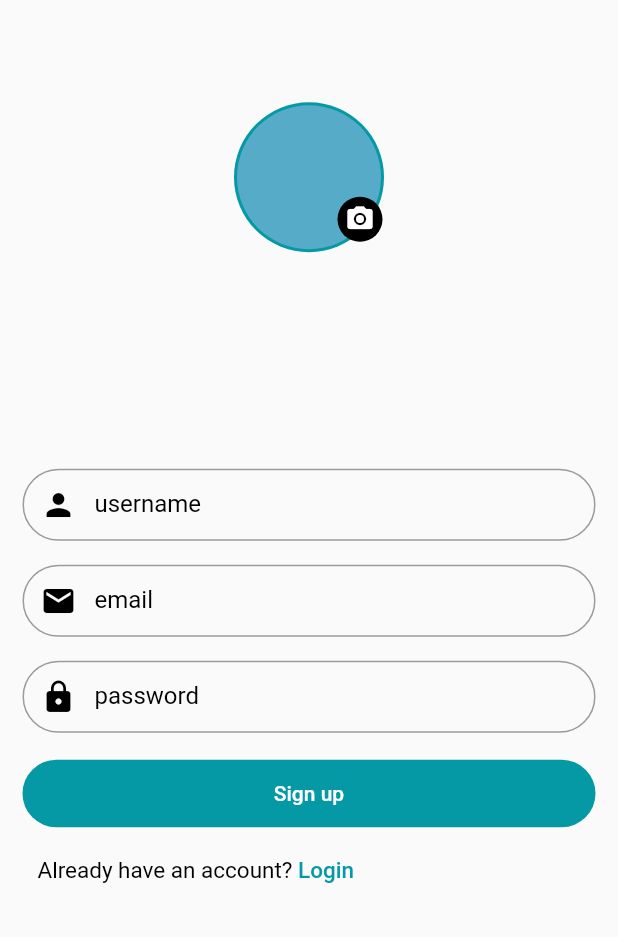
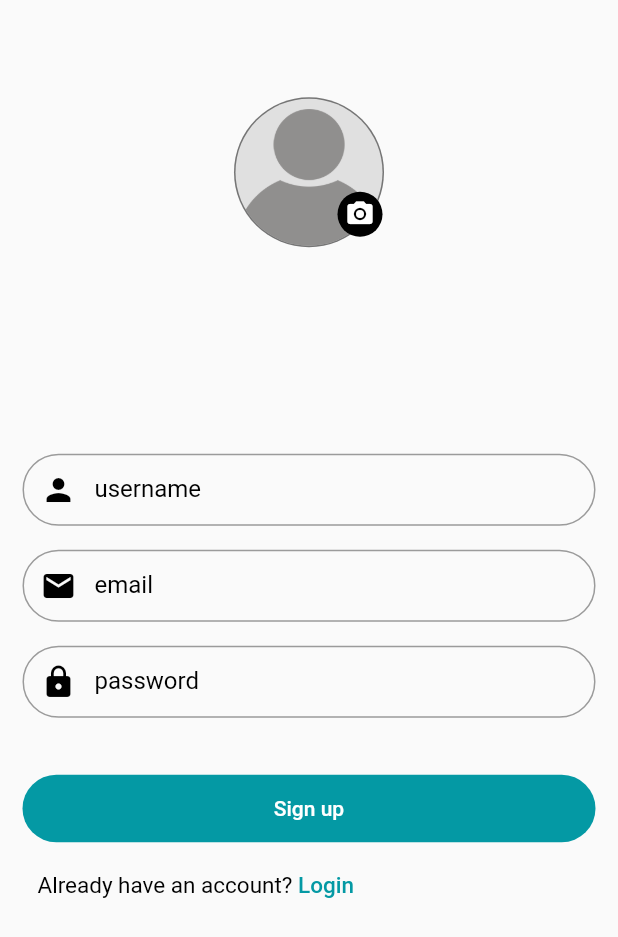
Before and after one commit to Siddiquess/Talk-A-Tive, a Flutter app: the UserSignupPage screen opened directly, on a phone screen of 412 x 824 dp. Shown: the top 937 px of the screen. Run offline on Flutter 3.47's test engine with Material 2 defaults, Android fonts, the light colour scheme and no system bars; our stand-ins replace bloc, dartz, dio, flutter_bloc; network calls fail.

Commit message:
Ui modified

```diff
--- a/lib/core/app_colors.dart
+++ b/lib/core/app_colors.dart
@@ -1,6 +1,7 @@
 import 'package:flutter/material.dart';
 
 class AppColors {
+  static const scaffoldColor = Colors.white;
   static const white = Colors.white;
   static const black = Colors.black;
   static const blue = Colors.blue;
--- a/lib/presentation/components/user_list_widget.dart
+++ b/lib/presentation/components/user_list_widget.dart
@@ -13,7 +13,8 @@ class ConversationList extends StatelessWidget {
     required this.messageText,
     required this.imageUrl,
     required this.time,
-    required this.isMessageRead, required this.onTap,
+    required this.isMessageRead,
+    required this.onTap,
   });
   @override
   Widget build(BuildContext context) {
--- a/lib/presentation/user_sign_up_page.dart
+++ b/lib/presentation/user_sign_up_page.dart
@@ -1,5 +1,6 @@
 import 'package:flutter/gestures.dart';
 import 'package:flutter/material.dart';
+import 'package:flutter/services.dart';
 import 'package:talk_a_tive/presentation/user_login_page.dart';
 import '../core/app_colors.dart';
 import '../core/sizes.dart';
@@ -16,6 +17,12 @@ class UserSignupPage extends StatelessWidget {
 
   @override
   Widget build(BuildContext context) {
+    SystemChrome.setSystemUIOverlayStyle(
+      const SystemUiOverlayStyle(
+          statusBarColor: AppColors.white,
+          statusBarBrightness: Brightness.dark,
+          statusBarIconBrightness: Brightness.dark),
+    );
     return GestureDetector(
       onTap: () {
         FocusScopeNode currentFocus = FocusScope.of(context);
@@ -33,17 +40,18 @@ class UserSignupPage extends StatelessWidget {
               child: Column(
                 mainAxisAlignment: MainAxisAlignment.spaceAround,
                 children: [
-                  const Stack(
+                   Stack(
                     children: [
                       CircleAvatar(
                         radius: 50,
-                        backgroundColor: AppColors.primary,
+                        backgroundColor: Colors.grey.shade600,
                         child: CircleAvatar(
-                          radius: 48,
-                          backgroundColor: AppColors.primarylite,
+                          radius: 49,
+                          backgroundColor: Colors.grey.shade300,
+                          backgroundImage: const AssetImage("assets/no_user.jpg"),
                         ),
                       ),
-                      Positioned(
+                      const Positioned(
                         bottom: 7,
                         right: 1,
                         child: CircleAvatar(
@@ -75,7 +83,7 @@ class UserSignupPage extends StatelessWidget {
                         icons: Icons.lock,
                         labelText: "password",
                       ),
-                      AppSizes.height10,
+                      AppSizes.height30,
                       LoginButton(
                         text: "Sign up",
                         onPressed: () {},
--- a/pubspec.yaml
+++ b/pubspec.yaml
@@ -63,8 +63,8 @@ flutter:
   uses-material-design: true
 
   # To add assets to your application, add an assets section, like this:
-  # assets:
-  #   - images/a_dot_burr.jpeg
+  assets:
+      - assets/
   #   - images/a_dot_ham.jpeg
 
   # An image asset can refer to one or more resolution-specific "variants", see
```
Also changed, not shown: lib/presentation/chat_page.dart (+19 -16 lines), lib/presentation/home_page.dart (+23 -14 lines), lib/presentation/user_login_page.dart (+26 -4 lines), assets/Talkative_logo.png (added), assets/no_user.jpg (added).
